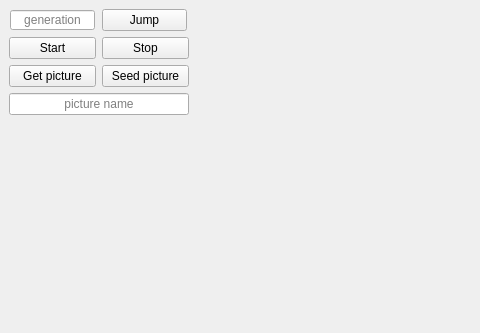
Before: the Qt Designer form OPOSZadaci2020-Conway/mainwindow.ui in Balta-Stefan/Conways-game-of-life, drawn with Qt 5; both pictures show x 0 to 480 and y 0 to 333 of the 1484 by 781 pixel window.
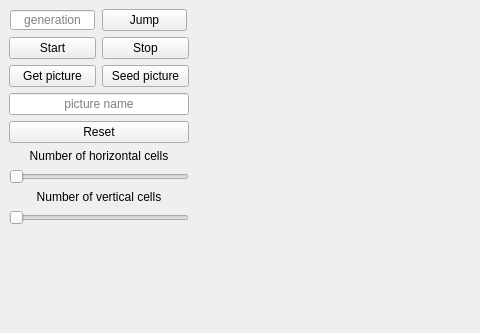
After: the same form once the commit is applied. Custom widgets are drawn as their Qt base class.

The edit to the form file:
```diff
--- a/OPOSZadaci2020-Conway/mainwindow.ui
+++ b/OPOSZadaci2020-Conway/mainwindow.ui
@@ -123,6 +123,50 @@
         </property>
        </widget>
       </item>
+      <item>
+       <widget class="QPushButton" name="resetButton">
+        <property name="text">
+         <string>Reset</string>
+        </property>
+       </widget>
+      </item>
+      <item>
+       <widget class="QLabel" name="horizontalSliderLabel">
+        <property name="text">
+         <string>Number of horizontal cells</string>
+        </property>
+        <property name="textFormat">
+         <enum>Qt::AutoText</enum>
+        </property>
+        <property name="alignment">
+         <set>Qt::AlignCenter</set>
+        </property>
+       </widget>
+      </item>
+      <item>
+       <widget class="QSlider" name="horizontalSlider">
+        <property name="orientation">
+         <enum>Qt::Horizontal</enum>
+        </property>
+       </widget>
+      </item>
+      <item>
+       <widget class="QLabel" name="verticalSliderLabel">
+        <property name="text">
+         <string>Number of vertical cells</string>
+        </property>
+        <property name="alignment">
+         <set>Qt::AlignCenter</set>
+        </property>
+       </widget>
+      </item>
+      <item>
+       <widget class="QSlider" name="horizontalSlider_2">
+        <property name="orientation">
+         <enum>Qt::Horizontal</enum>
+        </property>
+       </widget>
+      </item>
       <item>
        <spacer name="verticalSpacer">
         <property name="orientation">
```
